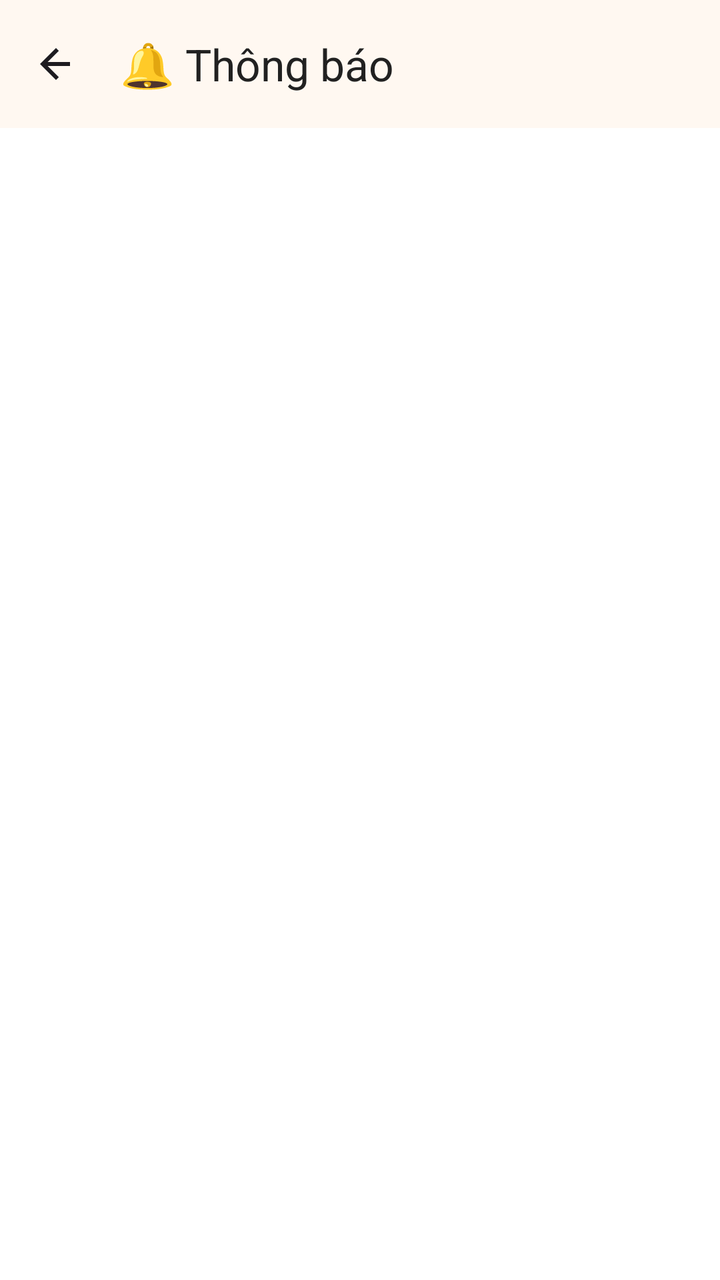
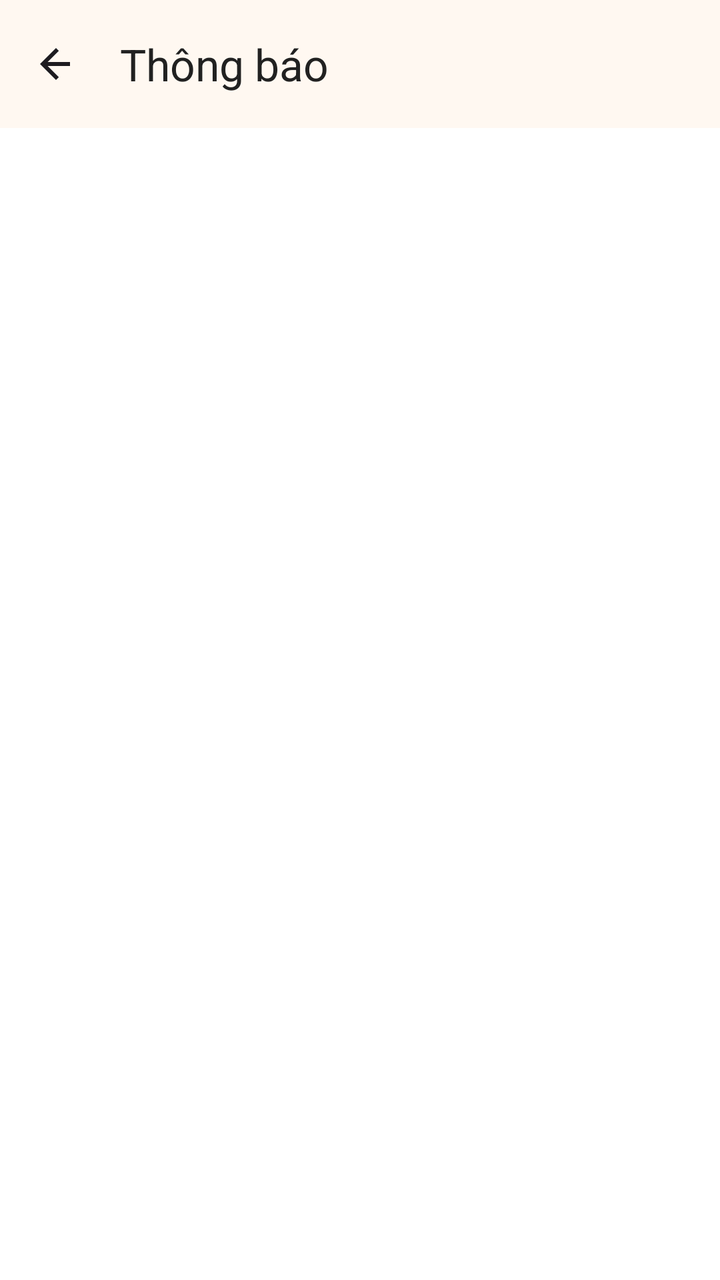

An Android layout rendered at two revisions. The XML below is the earlier revision; the diff shows what the commit changed to produce the second picture.
<!-- AndroidManifest.xml: application theme Theme.Angiday -->
<!-- res/layout/activity_notification.xml -->
<?xml version="1.0" encoding="utf-8"?>
<LinearLayout xmlns:android="http://schemas.android.com/apk/res/android"
    xmlns:app="http://schemas.android.com/apk/res-auto"
    android:layout_width="match_parent"
    android:layout_height="match_parent"
    android:background="@color/colorSurface"
    android:orientation="vertical">

    
    <com.google.android.material.appbar.MaterialToolbar
        android:id="@+id/topAppBar"
        style="@style/Widget.Material3.Toolbar"
        android:layout_width="match_parent"
        android:layout_height="?attr/actionBarSize"
        app:title="🔔 Thông báo"
        app:titleTextColor="@color/colorOnSurface"
        app:navigationIcon="@drawable/ic_arrow_back_24"
        android:background="@color/colorSurface"
        android:elevation="4dp" />

    
    <androidx.recyclerview.widget.RecyclerView
        android:id="@+id/rvNotifications"
        android:layout_width="match_parent"
        android:layout_height="match_parent"
        android:padding="@dimen/padding_medium"
        android:clipToPadding="false"
        android:scrollbars="vertical"
        android:background="@color/colorBackground" />
</LinearLayout>
<!-- resources referenced by this layout -->
<resources>
  <color name="colorBackground">#FFFFFF</color>
  <color name="colorOnSurface">#212121</color>
  <color name="colorSurface">#FFF8F1</color>
  <dimen name="padding_medium">12dp</dimen>
  <!-- drawable ic_arrow_back_24 (drawable) -->
  <?xml version="1.0" encoding="utf-8"?>
  <vector xmlns:android="http://schemas.android.com/apk/res/android"
      android:width="24dp"
      android:height="24dp"
      android:viewportWidth="24"
      android:viewportHeight="24"
      android:tint="?attr/colorOnSurface">
  
      
      <path
          android:fillColor="@android:color/black"
          android:pathData="M19,11H7.83l5.59,-5.59L12,4l-8,8 8,8 1.41,-1.41L7.83,13H19v-2z"/>
  </vector>
  <style name="Theme.Angiday" parent="Base.Theme.Angiday" />
  <style name="Base.Theme.Angiday" parent="Theme.Material3.DayNight.NoActionBar">
          
          
      </style>
</resources>

<!-- the commit's change to res/layout/activity_notification.xml (unified diff, before → after) -->
@@ -12,7 +12,7 @@
         style="@style/Widget.Material3.Toolbar"
         android:layout_width="match_parent"
         android:layout_height="?attr/actionBarSize"
-        app:title="🔔 Thông báo"
+        app:title="Thông báo"
         app:titleTextColor="@color/colorOnSurface"
         app:navigationIcon="@drawable/ic_arrow_back_24"
         android:background="@color/colorSurface"
